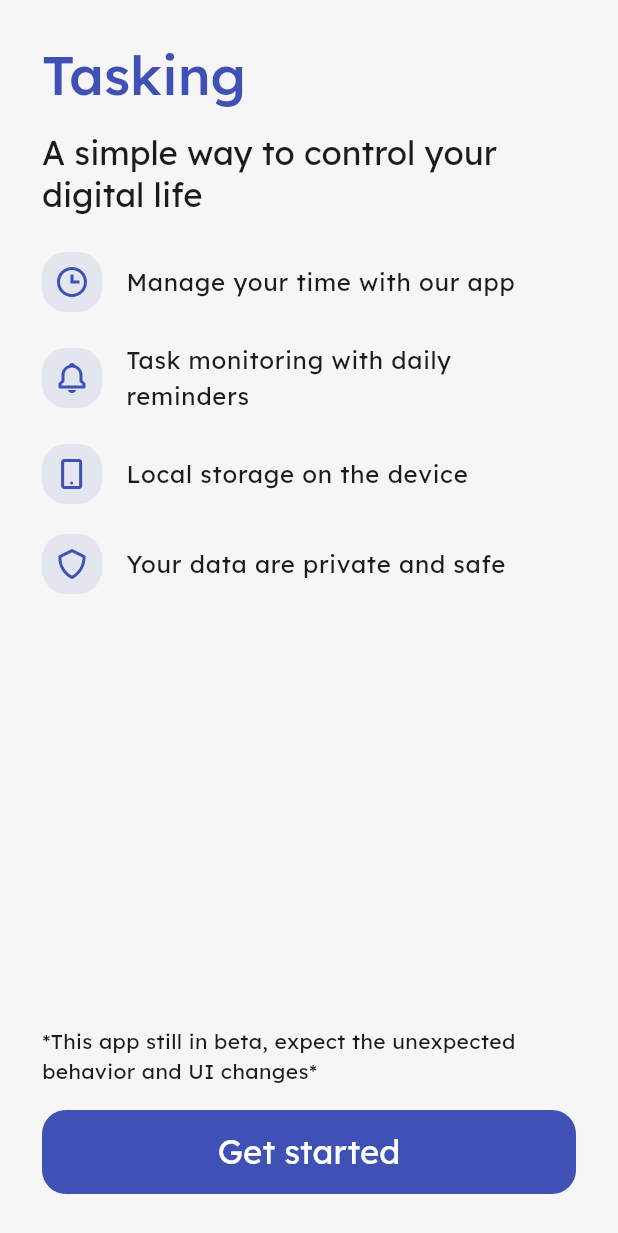
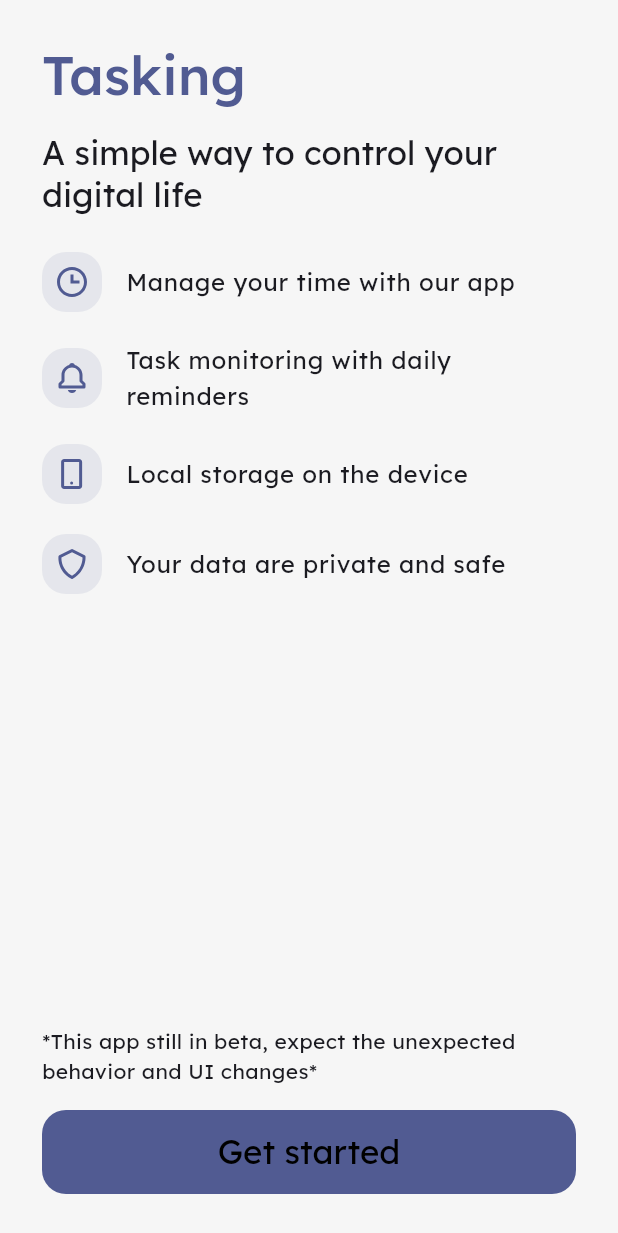
Before and after one commit to axelromandev/tasking_app, a Flutter app: the screen it shows after launch, on a phone screen of 412 x 824 dp. Shown: the top 1233 px of the screen. Run offline on Flutter 3.47's test engine with Material 3 defaults, Android fonts, the phone set to English and light mode, and no system bars; our stand-ins replace file_picker, flutter_datetime_picker_plus, flutter_local_notifications, flutter_riverpod, flutter_svg, gap and 9 more; missing offline and left inert: flex_color_picker, flutter_archive; accounts and stored records are empty; generated files the repository leaves out were written again.

Commit message:
style: :art: fix colors card and modals

```diff
--- a/lib/app/presentation/pages/intro_page.dart
+++ b/lib/app/presentation/pages/intro_page.dart
@@ -14,10 +14,7 @@ class IntroPage extends ConsumerWidget {
   @override
   Widget build(BuildContext context, WidgetRef ref) {
     final style = Theme.of(context).textTheme;
-
-    final colorSeed = ref.watch(colorThemeProvider);
-
-    final isDarkMode = Brightness.dark == Theme.of(context).brightness;
+    final colors = Theme.of(context).colorScheme;
 
     return Scaffold(
       body: SafeArea(
@@ -31,7 +28,7 @@ class IntroPage extends ConsumerWidget {
                   Text('Tasking',
                       style: style.displaySmall?.copyWith(
                         fontWeight: FontWeight.w500,
-                        color: colorSeed,
+                        color: colors.primary,
                       )),
                 ],
               ),
@@ -72,7 +69,6 @@ class IntroPage extends ConsumerWidget {
                 onPressed: () =>
                     ref.read(introProvider.notifier).onFinish(context),
                 textStyle: style.titleLarge,
-                foregroundColor: isDarkMode ? Colors.black : Colors.white,
                 child: Text(S.of(context).intro_button),
               ),
             ],
@@ -83,22 +79,22 @@ class IntroPage extends ConsumerWidget {
   }
 }
 
-class _Leading extends ConsumerWidget {
+class _Leading extends StatelessWidget {
   final IconData icon;
 
   const _Leading({required this.icon});
 
   @override
-  Widget build(BuildContext context, WidgetRef ref) {
-    final colorSeed = ref.watch(colorThemeProvider);
+  Widget build(BuildContext context) {
+    final colors = Theme.of(context).colorScheme;
 
     return Container(
       padding: const EdgeInsets.all(8),
       decoration: BoxDecoration(
-        color: colorSeed.withOpacity(.1),
+        color: colors.primary.withOpacity(.1),
         borderRadius: BorderRadius.circular(defaultRadius),
       ),
-      child: Icon(icon, color: colorSeed),
+      child: Icon(icon, color: colors.primary),
     );
   }
 }
--- a/lib/app/presentation/pages/settings_page.dart
+++ b/lib/app/presentation/pages/settings_page.dart
@@ -88,8 +88,6 @@ class SettingsPage extends ConsumerWidget {
                   child: ListTile(
                     onTap: () => showModalBottomSheet(
                       context: context,
-                      isDismissible: false,
-                      enableDrag: false,
                       builder: (_) => const BackupOptionsModal(),
                     ),
                     iconColor: colors.primary,
--- a/lib/app/presentation/widgets/custom_filled_button.dart
+++ b/lib/app/presentation/widgets/custom_filled_button.dart
@@ -24,10 +24,12 @@ class CustomFilledButton extends StatelessWidget {
 
   @override
   Widget build(BuildContext context) {
+    final colors = Theme.of(context).colorScheme;
+
     final style = FilledButton.styleFrom(
       elevation: elevation ?? 0,
       textStyle: textStyle ?? Theme.of(context).textTheme.bodyLarge,
-      backgroundColor: backgroundColor,
+      backgroundColor: backgroundColor ?? colors.primary,
       foregroundColor: foregroundColor,
     );
 
--- a/pubspec.yaml
+++ b/pubspec.yaml
@@ -1,7 +1,7 @@
 name: tasking
 description: A new Flutter project.
 publish_to: 'none'
-version: 0.1.0+5
+version: 0.1.0+7
 
 environment:
   sdk: '>=3.1.2 <4.0.0'
```
Also changed, not shown: lib/app/presentation/modals/backup_options_modal.dart (+4 -19 lines), lib/app/presentation/modals/delete_task_modal.dart (+11 -25 lines), lib/app/presentation/modals/options_group_modal.dart (+10 -3 lines), lib/app/presentation/modals/select_group_modal.dart (+8 -6 lines), lib/app/presentation/providers/home_provider.dart (+5 -2 lines), lib/app/presentation/providers/task_provider.dart (+7 -1 lines), 3 other files.
